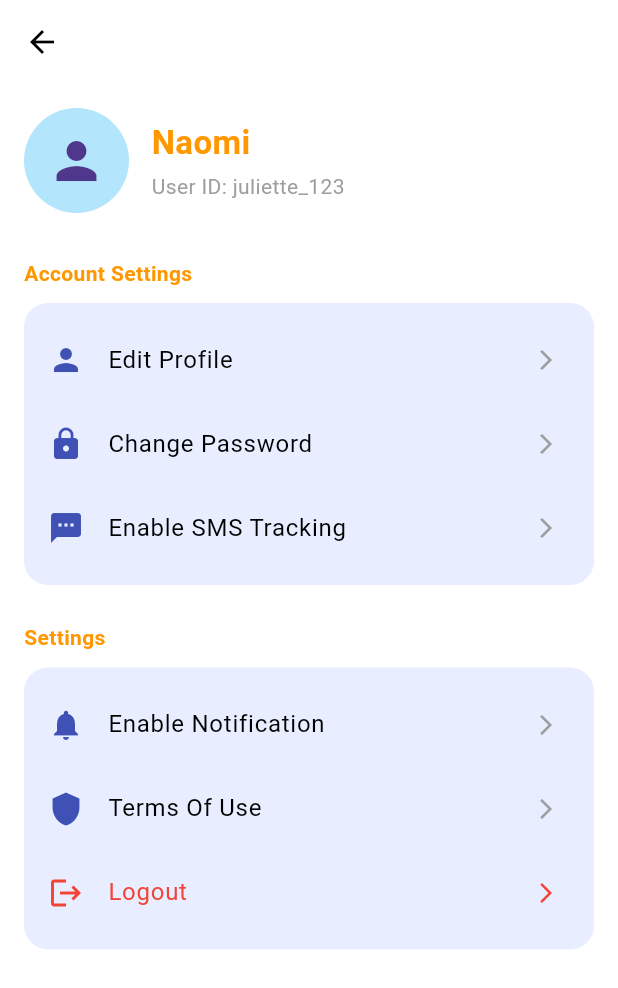
After one commit to FAR-SANA/budget-tracker, a Flutter app: the screen it shows after launch, after a tap on "Login", after a tap on the "keyboard control" icon, on a phone screen of 412 x 824 dp. The commit adds this screen. Shown: the top 988 px of the screen. Run offline on Flutter 3.47's test engine with Material 3 defaults, Android fonts, the phone set to English and light mode, and no system bars.

Commit message:
add profile screen page

```diff
--- a/lib/main.dart
+++ b/lib/main.dart
@@ -12,7 +12,7 @@ class BudgeeApp extends StatelessWidget {
   Widget build(BuildContext context) {
     return const MaterialApp(
       debugShowCheckedModeBanner: false,
-      home: LoginScreen(), // STARTS WITH LOGIN
+      home: LoginScreen(),
     );
   }
 }
--- a/lib/screens/home_screen.dart
+++ b/lib/screens/home_screen.dart
@@ -1,7 +1,18 @@
 import 'package:flutter/material.dart';
+import 'profile_screen.dart';
 
-class HomeScreen extends StatelessWidget {
+class HomeScreen extends StatefulWidget {
   const HomeScreen({super.key});
+
+  @override
+  State<HomeScreen> createState() => _HomeScreenState();
+}
+
+class _HomeScreenState extends State<HomeScreen> {
+  double income = 27015;
+  double expense = 6940;
+
+  double get balance => income - expense;
 
   @override
   Widget build(BuildContext context) {
@@ -49,7 +60,7 @@ class HomeScreen extends StatelessWidget {
           radius: 22,
           backgroundColor: Colors.lightBlueAccent,
           child: Icon(Icons.person, color: Colors.white),
-        )
+        ),
       ],
     );
   }
@@ -61,12 +72,8 @@ class HomeScreen extends StatelessWidget {
       decoration: BoxDecoration(
         color: const Color(0xFFE8EEFF),
         borderRadius: BorderRadius.circular(18),
-        boxShadow: [
-          BoxShadow(
-            color: Colors.black12,
-            blurRadius: 8,
-            offset: Offset(0, 4),
-          )
+        boxShadow: const [
+          BoxShadow(color: Colors.black12, blurRadius: 8, offset: Offset(0, 4)),
         ],
       ),
       child: Column(
@@ -74,18 +81,18 @@ class HomeScreen extends StatelessWidget {
         children: [
           const Text("My Balance"),
           const SizedBox(height: 8),
-          const Text(
-            "+ Rs. 27510/-",
-            style: TextStyle(fontSize: 24, fontWeight: FontWeight.bold),
+          Text(
+            "+ Rs. ${balance.toStringAsFixed(2)}",
+            style: const TextStyle(fontSize: 24, fontWeight: FontWeight.bold),
           ),
           const SizedBox(height: 20),
           Row(
             mainAxisAlignment: MainAxisAlignment.spaceBetween,
-            children: const [
-              Text("Spent\n+ Rs 6940/-"),
-              Text("Earned\n- Rs 27015/-"),
+            children: [
+              Text("Spent\nRs ${expense.toStringAsFixed(2)}"),
+              Text("Earned\nRs ${income.toStringAsFixed(2)}"),
             ],
-          )
+          ),
         ],
       ),
     );
@@ -177,12 +184,21 @@ class HomeScreen extends StatelessWidget {
         padding: const EdgeInsets.symmetric(horizontal: 18),
         child: Row(
           mainAxisAlignment: MainAxisAlignment.spaceBetween,
-          children: const [
-            Icon(Icons.home),
-            Icon(Icons.account_balance_wallet),
-            SizedBox(width: 40),
-            Icon(Icons.pie_chart),
-            Icon(Icons.more_horiz),
+          children: [
+            const Icon(Icons.home),
+            const Icon(Icons.account_balance_wallet),
+            const SizedBox(width: 40),
+            const Icon(Icons.pie_chart),
+
+            GestureDetector(
+              onTap: () {
+                Navigator.push(
+                  context,
+                  MaterialPageRoute(builder: (_) => const ProfileScreen()),
+                );
+              },
+              child: const Icon(Icons.more_horiz),
+            ),
           ],
         ),
       ),
--- a/lib/screens/login_screen.dart
+++ b/lib/screens/login_screen.dart
@@ -1,4 +1,6 @@
 import 'package:flutter/material.dart';
+import 'home_screen.dart';
+
 
 class LoginScreen extends StatelessWidget {
   const LoginScreen({super.key});
@@ -96,16 +98,27 @@ class LoginScreen extends StatelessWidget {
   width: double.infinity,
   height: 50,
   child: ElevatedButton(
-                    onPressed: () {},
+    onPressed: () {
+      Navigator.pushReplacement(
+        context,
+        MaterialPageRoute(
+          builder: (context) => const HomeScreen(),
+        ),
+      );
+    },
     style: ElevatedButton.styleFrom(
       backgroundColor: const Color(0xFF1A2B5D),
       shape: RoundedRectangleBorder(
         borderRadius: BorderRadius.circular(12),
       ),
     ),
-                    child: const Text("Login", style: TextStyle(fontSize: 18)),
+    child: const Text(
+      "Login",
+      style: TextStyle(fontSize: 18, color: Colors.white),
     ),
   ),
+),
+
 
                 const SizedBox(height: 15),
 
--- /dev/null
+++ b/lib/screens/profile_screen.dart
@@ -0,0 +1,128 @@
+import 'package:flutter/material.dart';
+
+class ProfileScreen extends StatelessWidget {
+  const ProfileScreen({super.key});
+
+  @override
+  Widget build(BuildContext context) {
+    return Scaffold(
+      backgroundColor: Colors.white,
+      appBar: AppBar(
+        backgroundColor: Colors.white,
+        elevation: 0,
+        leading: IconButton(
+          icon: const Icon(Icons.arrow_back, color: Colors.black),
+          onPressed: () => Navigator.pop(context),
+        ),
+      ),
+      body: Padding(
+        padding: const EdgeInsets.all(16),
+        child: Column(
+          crossAxisAlignment: CrossAxisAlignment.start,
+          children: [
+            // Profile Header
+            Row(
+              children: [
+                const CircleAvatar(
+                  radius: 35,
+                  backgroundColor: Color(0xFFB3E5FC),
+                  child: Icon(Icons.person, size: 40),
+                ),
+                const SizedBox(width: 15),
+                Column(
+                  crossAxisAlignment: CrossAxisAlignment.start,
+                  children: const [
+                    Text(
+                      "Naomi",
+                      style: TextStyle(
+                        fontSize: 22,
+                        fontWeight: FontWeight.bold,
+                        color: Colors.orange,
+                      ),
+                    ),
+                    SizedBox(height: 4),
+                    Text(
+                      "User ID: juliette_123",
+                      style: TextStyle(color: Colors.grey),
+                    ),
+                  ],
+                ),
+              ],
+            ),
+
+            const SizedBox(height: 30),
+
+            // Account Settings
+            const Text(
+              "Account Settings",
+              style: TextStyle(
+                fontWeight: FontWeight.bold,
+                color: Colors.orange,
+              ),
+            ),
+            const SizedBox(height: 10),
+
+            _settingsCard([
+              _settingsItem(Icons.person, "Edit Profile"),
+              _settingsItem(Icons.lock, "Change Password"),
+              _settingsItem(Icons.sms, "Enable SMS Tracking"),
+            ]),
+
+            const SizedBox(height: 25),
+
+            // Settings
+            const Text(
+              "Settings",
+              style: TextStyle(
+                fontWeight: FontWeight.bold,
+                color: Colors.orange,
+              ),
+            ),
+            const SizedBox(height: 10),
+
+            _settingsCard([
+              _settingsItem(Icons.notifications, "Enable Notification"),
+              _settingsItem(Icons.shield, "Terms Of Use"),
+              _settingsItem(Icons.logout, "Logout", isLogout: true),
+            ]),
+          ],
+        ),
+      ),
+    );
+  }
+
+  // Settings Card Container
+  Widget _settingsCard(List<Widget> children) {
+    return Container(
+      padding: const EdgeInsets.symmetric(vertical: 10),
+      decoration: BoxDecoration(
+        color: const Color(0xFFE8EEFF),
+        borderRadius: BorderRadius.circular(16),
+      ),
+      child: Column(children: children),
+    );
+  }
+
+  // Individual Row
+  Widget _settingsItem(IconData icon, String title,
+      {bool isLogout = false}) {
+    return ListTile(
+      leading: Icon(
+        icon,
+        color: isLogout ? Colors.red : Colors.indigo,
+      ),
+      title: Text(
+        title,
+        style: TextStyle(
+          color: isLogout ? Colors.red : Colors.black,
+        ),
+      ),
+      trailing: Icon(
+        Icons.arrow_forward_ios,
+        size: 16,
+        color: isLogout ? Colors.red : Colors.grey,
+      ),
+      onTap: () {},
+    );
+  }
+}
```
Lines whose indentation alone changed are shown as unchanged.
